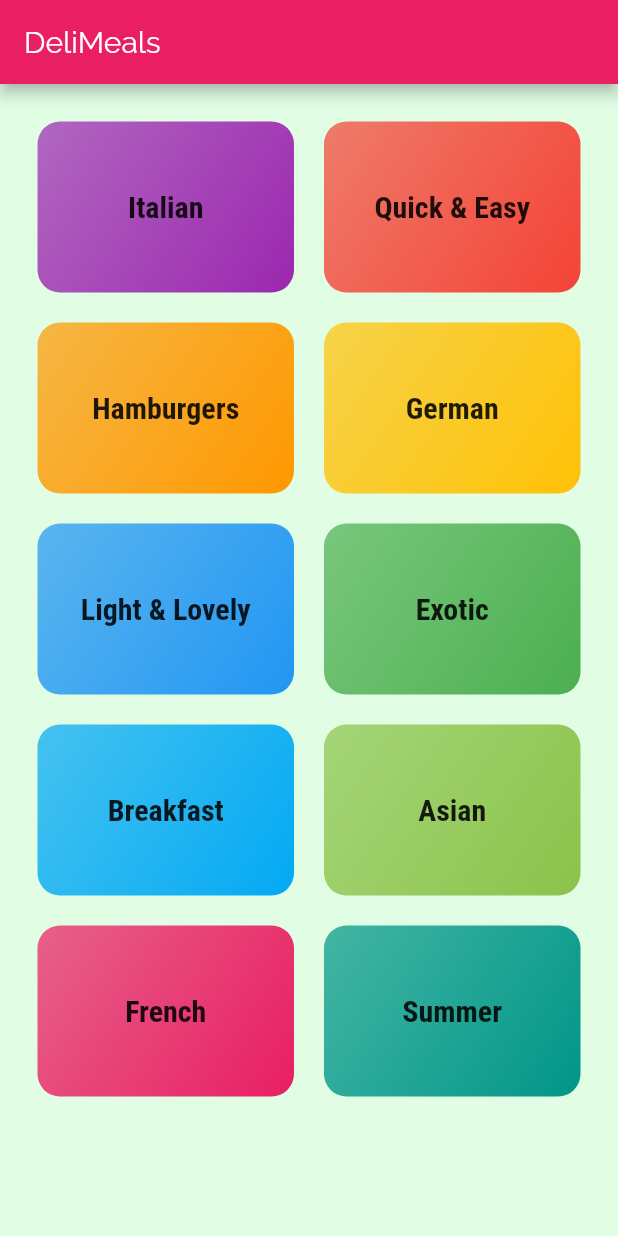
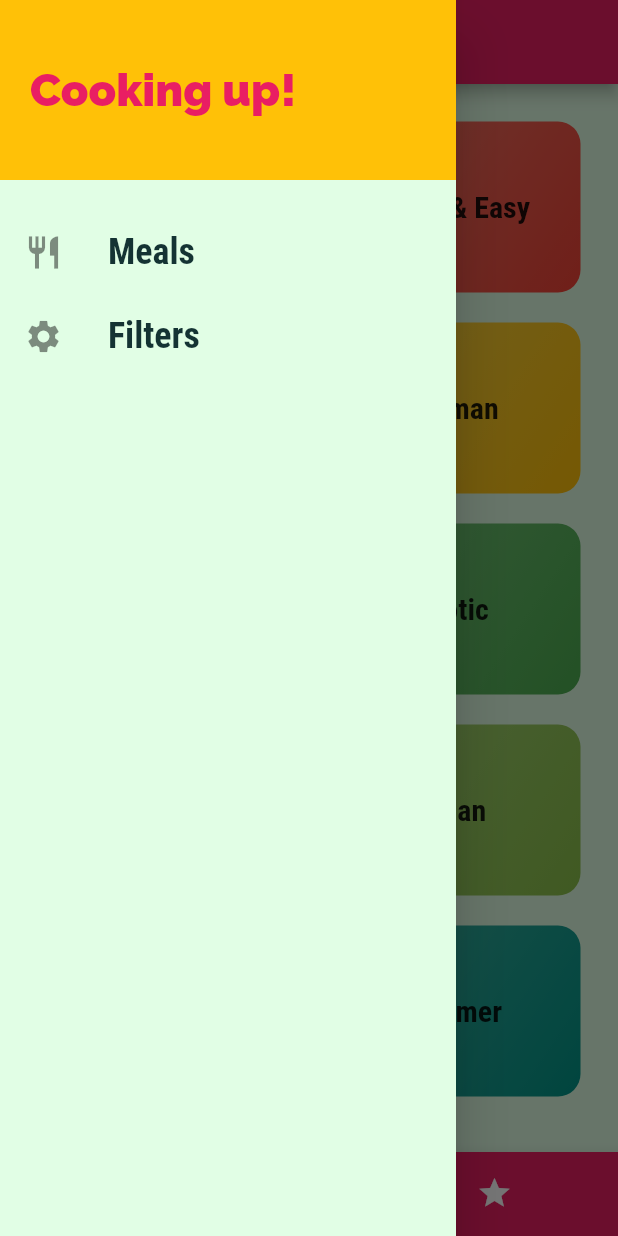
Before and after one commit to techymaj/fl-meals_app, a Flutter app: the screen it shows after launch, with the side drawer open (before the commit the screen has no drawer), on a phone screen of 412 x 824 dp. Run offline on Flutter 3.47's test engine with Material 2 defaults, Android fonts, the phone set to English and light mode, and no system bars.

Commit message:
Added a drawer

```diff
--- a/lib/main.dart
+++ b/lib/main.dart
@@ -1,5 +1,6 @@
 import 'package:flutter/material.dart';
 
+import './screens/tabs_screen.dart';
 import './screens/meal_detail_screen.dart';
 import './screens/category_meals_screen.dart';
 import './screens/categories_screen.dart';
@@ -33,9 +34,14 @@ class MyApp extends StatelessWidget {
       // home: ,
       initialRoute: '/' /* Default is '/' */,
       routes: {
-        '/': (ctx) => CategoriesScreen(),
+        '/': (ctx) => TabsScreen(),
         CategoryMealsScreen.routeName: (ctx) => CategoryMealsScreen(),
         MealDetailScreen.routeName: (ctx) => MealDetailScreen(),
+      },
+      onUnknownRoute: (settings) {
+        return MaterialPageRoute(
+          builder: (ctx) => CategoriesScreen(),
+        );
       },
     );
   }
--- a/lib/screens/categories_screen.dart
+++ b/lib/screens/categories_screen.dart
@@ -6,11 +6,7 @@ import '../widgets/category_item.dart';
 class CategoriesScreen extends StatelessWidget {
   @override
   Widget build(BuildContext context) {
-    return Scaffold(
-      appBar: AppBar(
-        title: const Text('DeliMeals'),
-      ),
-      body: GridView(
+    return GridView(
       padding: const EdgeInsets.all(25),
       children: DUMMY_CATEGORIES
           .map((catData) => CategoryItem(
@@ -25,7 +21,6 @@ class CategoriesScreen extends StatelessWidget {
         crossAxisSpacing: 20,
         mainAxisSpacing: 20,
       ),
-      ),
     );
   }
 }
--- a/lib/screens/category_meals_screen.dart
+++ b/lib/screens/category_meals_screen.dart
@@ -34,7 +34,7 @@ class CategoryMealsScreen extends StatelessWidget {
             affordability: categoryMeals[index].affordability,
             complexity: categoryMeals[index].complexity,
             duration: categoryMeals[index].duration,
-            imageURL: categoryMeals[index].imageUrl,
+            imageUrl: categoryMeals[index].imageUrl,
             title: categoryMeals[index].title,
           );
         },
--- /dev/null
+++ b/lib/screens/tabs_screen.dart
@@ -0,0 +1,56 @@
+import 'package:flutter/material.dart';
+
+import '../widgets/main_drawer.dart';
+import './favorites_screen.dart';
+import './categories_screen.dart';
+
+class TabsScreen extends StatefulWidget {
+  @override
+  _TabsScreenState createState() => _TabsScreenState();
+}
+
+class _TabsScreenState extends State<TabsScreen> {
+  final List<Map<String, Object>> _pages = [
+    {'page': CategoriesScreen(), 'title': 'Categories'},
+    {'page': FavoritesScreen(), 'title': 'Your favorites'}
+  ];
+
+  int _selectedPageIndex = 0;
+
+  void _selectPage(int index) {
+    setState(() {
+      _selectedPageIndex = index;
+    });
+  }
+
+  @override
+  Widget build(BuildContext context) {
+    return Scaffold(
+      appBar: AppBar(
+        title: Text(_pages[_selectedPageIndex]['title']),
+      ),
+      drawer: MainDrawer(),
+      body: _pages[_selectedPageIndex]['page'],
+      bottomNavigationBar: BottomNavigationBar(
+        onTap: _selectPage,
+        unselectedItemColor: Colors.white,
+        selectedItemColor: Theme.of(context).accentColor,
+        backgroundColor: Theme.of(context).primaryColor,
+        currentIndex: _selectedPageIndex,
+        type: BottomNavigationBarType.shifting,
+        items: [
+          BottomNavigationBarItem(
+            backgroundColor: Theme.of(context).primaryColor,
+            icon: Icon(Icons.category),
+            label: 'Categories',
+          ),
+          BottomNavigationBarItem(
+            backgroundColor: Theme.of(context).primaryColor,
+            icon: Icon(Icons.star),
+            label: 'Favorites',
+          ),
+        ],
+      ),
+    );
+  }
+}
--- /dev/null
+++ b/lib/widgets/main_drawer.dart
@@ -0,0 +1,53 @@
+import 'package:flutter/material.dart';
+
+class MainDrawer extends StatelessWidget {
+  Widget buildListTile(String title, IconData icon) {
+    return ListTile(
+      leading: Icon(
+        icon,
+        size: 26,
+      ),
+      title: Text(
+        title,
+        style: TextStyle(
+          fontFamily: 'RobotoCondensed',
+          fontSize: 24,
+          fontWeight: FontWeight.bold,
+        ),
+      ),
+      onTap: () {
+        //...
+      },
+    );
+  }
+
+  @override
+  Widget build(BuildContext context) {
+    return Drawer(
+      child: Column(
+        children: [
+          Container(
+            height: 120,
+            width: double.infinity,
+            padding: EdgeInsets.all(20),
+            alignment: Alignment.centerLeft,
+            color: Theme.of(context).accentColor,
+            child: Text(
+              'Cooking up!',
+              style: TextStyle(
+                fontWeight: FontWeight.w900,
+                fontSize: 30,
+                color: Theme.of(context).primaryColor,
+              ),
+            ),
+          ),
+          SizedBox(
+            height: 20,
+          ),
+          buildListTile('Meals', Icons.restaurant),
+          buildListTile('Filters', Icons.settings),
+        ],
+      ),
+    );
+  }
+}
```
Also changed, not shown: lib/screens/favorites_screen.dart (added, +10 -0 lines), lib/screens/meal_detail_screen.dart (+79 -4 lines), lib/widgets/meal_item.dart (+21 -23 lines), pubspec.lock, 1 other file. Lines whose indentation alone changed are shown as unchanged.
